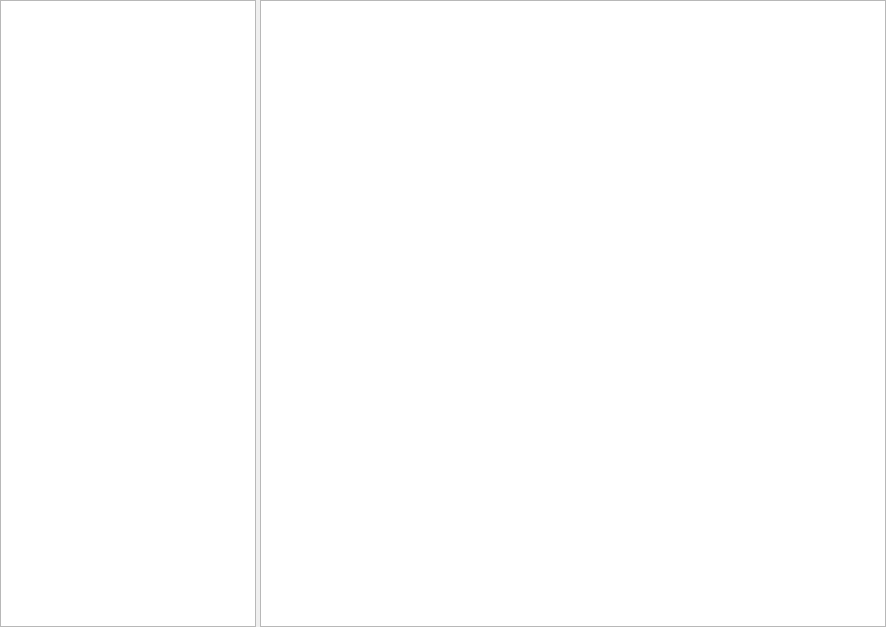
This is bbsed/ui/spriteeditor.ui in slacknate/bbsed as Qt 5 draws it before an edit. The edited form follows.
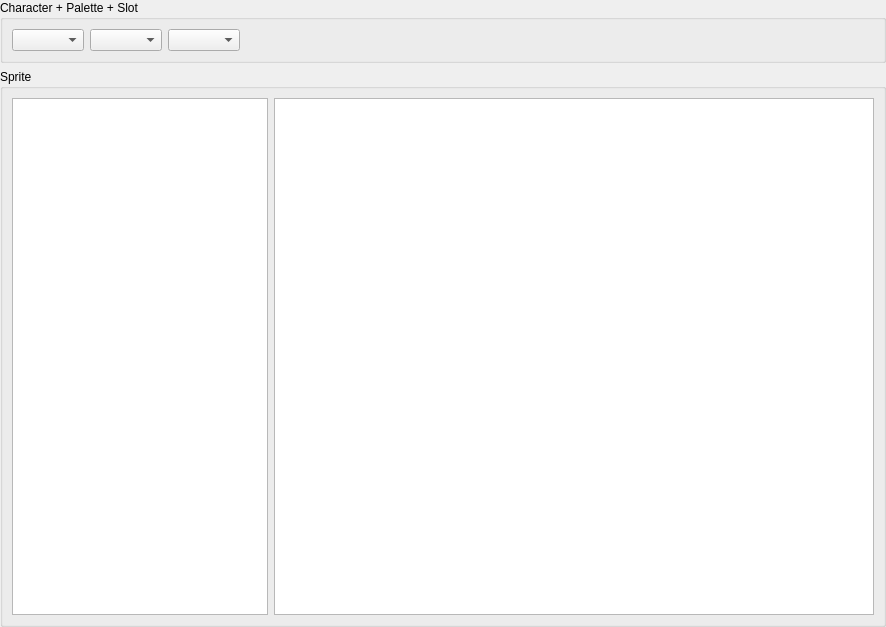
This is the edited form.

```diff
--- a/bbsed/ui/spriteeditor.ui
+++ b/bbsed/ui/spriteeditor.ui
@@ -19,10 +19,7 @@
   <property name="windowTitle">
    <string>Form</string>
   </property>
-  <layout class="QHBoxLayout" name="horizontalLayout">
-   <property name="spacing">
-    <number>4</number>
-   </property>
+  <layout class="QVBoxLayout" name="verticalLayout">
    <property name="leftMargin">
     <number>0</number>
    </property>
@@ -36,6 +33,43 @@
     <number>0</number>
    </property>
    <item>
+    <widget class="QGroupBox" name="character_group">
+     <property name="title">
+      <string>Character + Palette + Slot</string>
+     </property>
+     <layout class="QHBoxLayout" name="horizontalLayout">
+      <item>
+       <widget class="QComboBox" name="char_select"/>
+      </item>
+      <item>
+       <widget class="QComboBox" name="palette_select"/>
+      </item>
+      <item>
+       <widget class="QComboBox" name="slot_select"/>
+      </item>
+      <item>
+       <spacer name="horizontalSpacer">
+        <property name="orientation">
+         <enum>Qt::Horizontal</enum>
+        </property>
+        <property name="sizeHint" stdset="0">
+         <size>
+          <width>40</width>
+          <height>20</height>
+         </size>
+        </property>
+       </spacer>
+      </item>
+     </layout>
+    </widget>
+   </item>
+   <item>
+    <widget class="QGroupBox" name="sprite_group">
+     <property name="title">
+      <string>Sprite</string>
+     </property>
+     <layout class="QHBoxLayout" name="horizontalLayout_2">
+      <item>
     <widget class="QListWidget" name="sprite_list">
      <property name="sizePolicy">
       <sizepolicy hsizetype="Minimum" vsizetype="Expanding">
@@ -47,6 +81,9 @@
    </item>
    <item>
     <widget class="QGraphicsView" name="sprite_preview"/>
+      </item>
+     </layout>
+    </widget>
    </item>
   </layout>
  </widget>
```
Lines whose indentation alone changed are shown as unchanged.
